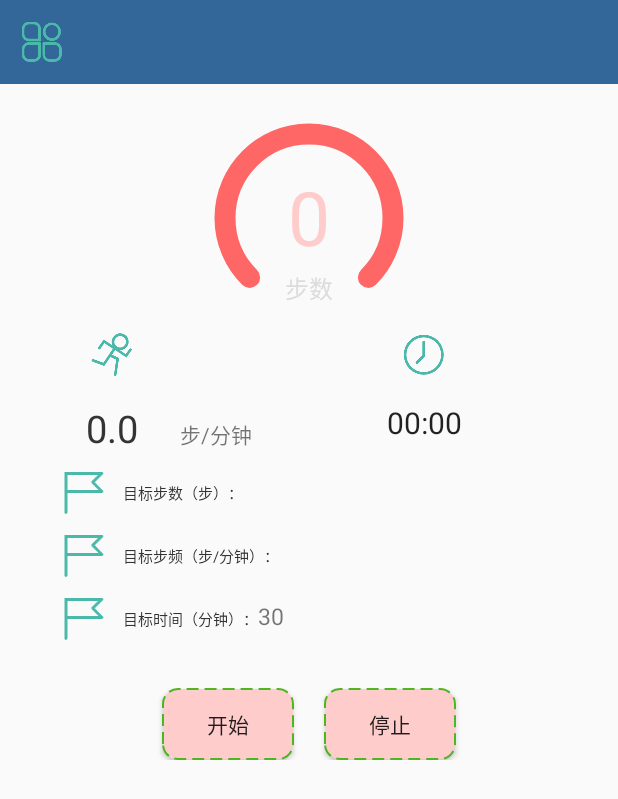
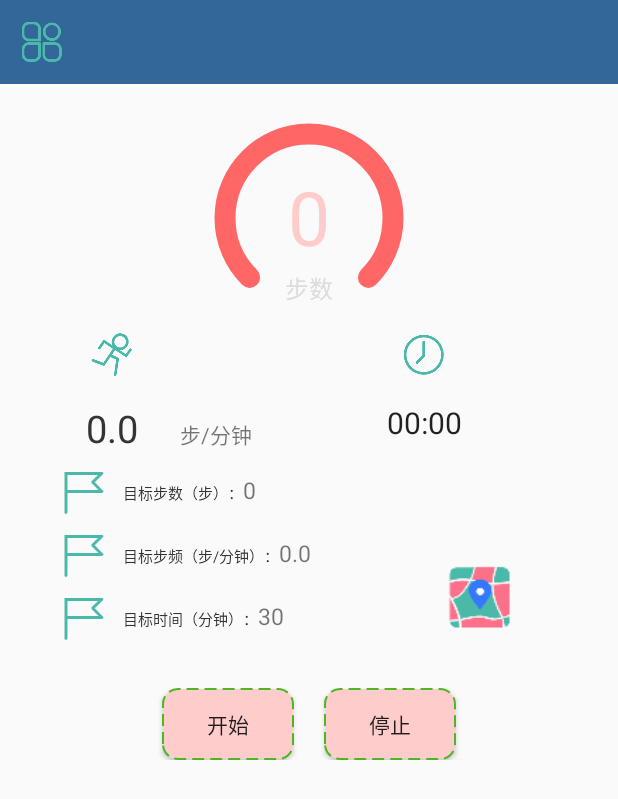
Before and after one commit to Gregorio-niconico/bs, an Android app: the MainActivity screen opened directly, with no data from a screen before it, on a phone screen of 412 x 824 dp. Shown: the top 799 px of the screen. Run offline under Robolectric (Android 15) with nearby library versions, the phone set to English and light mode, and no system bars; Roboto replaces fonts that are not available here; 6 statements that could not run were skipped.

Commit message:
显示用户目标

```diff
--- a/app/src/main/java/com/example/walkwalk/MainActivity.java
+++ b/app/src/main/java/com/example/walkwalk/MainActivity.java
@@ -6,16 +6,12 @@ import androidx.appcompat.app.AppCompatActivity;
 import androidx.appcompat.widget.Toolbar;
 import androidx.core.view.GravityCompat;
 import androidx.drawerlayout.widget.DrawerLayout;
-import androidx.viewpager.widget.ViewPager;
-
 import android.content.ComponentName;
 import android.content.Context;
 import android.content.Intent;
 import android.content.ServiceConnection;
 import android.os.Bundle;
-import android.os.Handler;
 import android.os.IBinder;
-import android.os.Message;
 import android.os.SystemClock;
 import android.util.Log;
 import android.view.MenuItem;
@@ -25,21 +21,23 @@ import android.widget.Chronometer;
 import android.widget.ImageView;
 import android.widget.TextView;
 
+import com.example.walkwalk.mysqlDB.UserDB;
+import com.example.walkwalk.mysqlDB.target;
 import com.example.walkwalk.step.UpdateUiCallBack;
 import com.example.walkwalk.step.service.StepService;
 import com.example.walkwalk.view.StepArcView;
-import com.google.android.material.bottomnavigation.BottomNavigationView;
 import com.google.android.material.navigation.NavigationView;
 
 public class MainActivity extends AppCompatActivity implements View.OnClickListener {
     private DrawerLayout mDrawerLayout;
     private static String TAG="主页面";
-    private static final int UPDATE_TEXT = 1;
+
     private String user_name,user_pwd,user_sex,user_age;
     private int user_id,target_count=3000,target_v,speed,step_count=0;
     private StepArcView cc;
     private Button btn_start,btn_stop;
-    private TextView tv_v,tv_time,tv_target_count,tv_target_v;
+    private TextView tv_v,tv_target_count,tv_target_v;
+    private ImageView mapImg;
     private boolean isBind = false;
     private Chronometer chronometer;
     /**
@@ -50,6 +48,7 @@ public class MainActivity extends AppCompatActivity implements View.OnClickListe
         btn_start = (Button)findViewById(R.id.bt_start_sport);
         btn_stop = (Button)findViewById(R.id.bt_stop_sport);
         tv_v = (TextView)findViewById(R.id.tv_data);
+        mapImg = (ImageView)findViewById(R.id.img_map);
         chronometer = (Chronometer) findViewById(R.id.chronometer);
         chronometer.setBase(SystemClock.elapsedRealtime());
         //计时器的回调监听函数，实时更新步频
@@ -67,8 +66,10 @@ public class MainActivity extends AppCompatActivity implements View.OnClickListe
             }
         });
         tv_target_count = (TextView)findViewById(R.id.tv_target_step);
+        tv_target_v = (TextView)findViewById(R.id.tv_target_v);
         btn_start.setOnClickListener(this);
         btn_stop.setOnClickListener(this);
+        mapImg.setOnClickListener(this);
     }
     /**
      * 获取用户数据
@@ -125,7 +126,24 @@ public class MainActivity extends AppCompatActivity implements View.OnClickListe
             }
         });
     }
-
+    /**
+     * 初始化用户目标，显示
+     */
+    private void initTarget(){
+        GetTarget getTarget = new GetTarget(user_age,user_sex);
+        getTarget.start();
+        try{
+            getTarget.join();
+        }catch(InterruptedException e){
+            e.printStackTrace();
+        }
+        target.Target ct = getTarget.target();
+        Log.d(TAG, "initTarget: "+ct.getT_walkV_min()+" "+ct.getT_stepCount_min());
+        String t_count = ""+ct.getT_stepCount_min();
+        String t_speed = ""+ct.getT_walkV_min();
+        tv_target_count.setText(t_count);
+        tv_target_v.setText(t_speed);
+    }
     @Override
     protected void onCreate(Bundle savedInstanceState) {
         super.onCreate(savedInstanceState);
@@ -135,6 +153,7 @@ public class MainActivity extends AppCompatActivity implements View.OnClickListe
         loadToolbar();
         initNavigation();
         initData();
+        initTarget();
     }
 
     private void initData(){
@@ -250,6 +269,9 @@ public class MainActivity extends AppCompatActivity implements View.OnClickListe
                 chronometer.stop();
                 Log.d(TAG, "onClick: 停止计步");
                 break;
+            case R.id.img_map:
+                startActivity(new Intent(MainActivity.this,MapTrackActivity.class));
+                break;
             default:
         }
     }
@@ -278,4 +300,31 @@ public class MainActivity extends AppCompatActivity implements View.OnClickListe
         Log.d(TAG, "getSpeed: speed"+speed);
         return speed;
     }
+
+
+
+    /**
+     * 获取用户目标子线程
+     */
+    class GetTarget extends Thread{
+
+        private String age,sex;
+        public GetTarget()
+        {
+            age = sex = "";
+        }
+        public GetTarget(String age, String sex) {
+            this.age = age;
+            this.sex = sex;
+        }
+        @Override
+        public void run() {
+            target.myTarget= UserDB.GetTarget(age,sex);
+                Log.d(TAG, "当前=用户信息："+target.myTarget.getTargetID()+" "+target.myTarget.getAgeID()+
+                        " "+target.myTarget.getSex()+" "+target.myTarget.getT_stepCount_min()+" "+target.myTarget.getT_walkV_min());
+        }
+        public target.Target target(){
+            return target.myTarget;
+        }
+    }
 }
--- a/app/src/main/java/com/example/walkwalk/mysqlDB/UserDB.java
+++ b/app/src/main/java/com/example/walkwalk/mysqlDB/UserDB.java
@@ -22,7 +22,6 @@ import static android.content.ContentValues.TAG;
  */
 public class UserDB {
     private static String TAG="UserDB";
-
     //用户登录
     public static int userSignIn(String name,String pwd){
         mysqlDB.con=mysqlDB.getConnection();
@@ -54,6 +53,7 @@ public class UserDB {
         }
         return 1;
     }
+
     //用户注册
     public static int userSignUp(User user){
         mysqlDB.con=mysqlDB.getConnection();
@@ -94,6 +94,41 @@ public class UserDB {
             return true;
         else
             return false;
+    }
+    //查询目标
+    public static target.Target GetTarget(String userAge ,String userSex){
+        mysqlDB.con = mysqlDB.getConnection();
+        String sql = "select * from target_info where ageID=? and sex=?";
+        try{
+            int age = Integer.parseInt(userAge);
+            mysqlDB.stmt = mysqlDB.con.prepareStatement(sql);
+            mysqlDB.stmt.setInt(1,age/10);
+            mysqlDB.stmt.setString(2,userSex);
+            mysqlDB.rs = mysqlDB.stmt.executeQuery();
+        }catch (SQLException e) {
+            // TODO Auto-generated catch block
+            e.printStackTrace();
+        }
+        target.Target myTarget = new target.Target();
+        try{
+            if(mysqlDB.rs.next()){
+                myTarget.setTargetID(mysqlDB.rs.getInt(1));
+                myTarget.setAgeID(mysqlDB.rs.getString(2));
+                myTarget.setSex(mysqlDB.rs.getString(3));
+                myTarget.setT_stepCount_min(mysqlDB.rs.getInt(4));
+                myTarget.setT_stepCount_max(mysqlDB.rs.getInt(5));
+                myTarget.setT_walkV_min(mysqlDB.rs.getFloat(6));
+                myTarget.setT_walkV_max(mysqlDB.rs.getFloat(7));
+
+                return myTarget;
+            }else{
+                return myTarget;
+            }
+        }catch (SQLException e)
+        {
+            return myTarget;
+        }
+
     }
     //获取当前用户
     public static User Getuser(String userName) {
--- /dev/null
+++ b/app/src/main/java/com/example/walkwalk/mysqlDB/target.java
@@ -0,0 +1,72 @@
+package com.example.walkwalk.mysqlDB;
+
+public class target {
+    public static Target myTarget;
+    public static class Target{
+        public Target(){
+        }
+        int targetID;
+        String ageID;
+        String sex;
+        int t_stepCount_min;
+        int t_stepCount_max;
+        float t_walkV_min;
+        float t_walkV_max;
+
+        public int getTargetID() {
+            return targetID;
+        }
+
+        public void setTargetID(int targetID) {
+            this.targetID = targetID;
+        }
+
+        public String getAgeID() {
+            return ageID;
+        }
+
+        public void setAgeID(String ageID) {
+            this.ageID = ageID;
+        }
+
+        public String getSex() {
+            return sex;
+        }
+
+        public void setSex(String sex) {
+            this.sex = sex;
+        }
+
+        public int getT_stepCount_min() {
+            return t_stepCount_min;
+        }
+
+        public void setT_stepCount_min(int t_stepCount_min) {
+            this.t_stepCount_min = t_stepCount_min;
+        }
+
+        public int getT_stepCount_max() {
+            return t_stepCount_max;
+        }
+
+        public void setT_stepCount_max(int t_stepCount_max) {
+            this.t_stepCount_max = t_stepCount_max;
+        }
+
+        public float getT_walkV_min() {
+            return t_walkV_min;
+        }
+
+        public void setT_walkV_min(float t_walkV_min) {
+            this.t_walkV_min = t_walkV_min;
+        }
+
+        public float getT_walkV_max() {
+            return t_walkV_max;
+        }
+
+        public void setT_walkV_max(float t_walkV_max) {
+            this.t_walkV_max = t_walkV_max;
+        }
+    }
+}
--- a/app/src/main/res/layout/activity_main.xml
+++ b/app/src/main/res/layout/activity_main.xml
@@ -60,7 +60,6 @@
                     android:text="@string/text_v"
                     />
             </LinearLayout>
-
             <Chronometer
                 android:id="@+id/chronometer"
                 android:layout_width="90dp"
@@ -74,10 +73,18 @@
         <LinearLayout
             android:layout_width="match_parent"
             android:layout_height="wrap_content"
+            android:orientation="horizontal">
+            <LinearLayout
+                android:layout_width="wrap_content"
+                android:layout_height="wrap_content"
+                android:orientation="vertical">
+                <LinearLayout
+                    android:layout_width="@dimen/text_target_width"
+                    android:layout_height="wrap_content"
                     android:layout_marginTop="10dp"
                     android:orientation="vertical">
                     <LinearLayout
-                android:layout_width="wrap_content"
+                        android:layout_width="match_parent"
                         android:layout_height="wrap_content">
                         <TextView
                             android:layout_width="wrap_content"
@@ -99,12 +106,12 @@
                     </LinearLayout>
                 </LinearLayout>
                 <LinearLayout
-            android:layout_width="match_parent"
+                    android:layout_width="@dimen/text_target_width"
                     android:layout_height="wrap_content"
                     android:layout_marginTop="10dp"
                     android:orientation="vertical">
                     <LinearLayout
-                android:layout_width="wrap_content"
+                        android:layout_width="match_parent"
                         android:layout_height="wrap_content">
                         <TextView
                             android:layout_width="wrap_content"
@@ -126,12 +133,12 @@
                     </LinearLayout>
                 </LinearLayout>
                 <LinearLayout
-            android:layout_width="match_parent"
+                    android:layout_width="@dimen/text_target_width"
                     android:layout_height="wrap_content"
                     android:layout_marginTop="10dp"
                     android:orientation="vertical">
                     <LinearLayout
-                android:layout_width="wrap_content"
+                        android:layout_width="match_parent"
                         android:layout_height="wrap_content">
                         <TextView
                             android:layout_width="wrap_content"
@@ -151,6 +158,15 @@
                             android:textSize="@dimen/text_target"
                             />
                     </LinearLayout>
+                </LinearLayout>
+            </LinearLayout>
+            <ImageView
+                android:id="@+id/img_map"
+                android:layout_width="60dp"
+                android:layout_height="60dp"
+                android:layout_gravity="bottom"
+                android:layout_marginLeft="40dp"
+                android:background="@mipmap/map1"/>
         </LinearLayout>
         <LinearLayout
             android:layout_width="match_parent"
--- a/app/src/main/res/values/dimens.xml
+++ b/app/src/main/res/values/dimens.xml
@@ -4,4 +4,5 @@
     <dimen name="activity_vertical_margin">16dp</dimen>
     <dimen name="text_target_hint">10dp</dimen>
     <dimen name="text_target">15dp</dimen>
+    <dimen name="text_target_width">250dp</dimen>
 </resources>
```
Also changed, not shown: app/src/main/AndroidManifest.xml (+8 -8 lines), app/src/main/java/com/example/walkwalk/MapTrackActivity.java (added, +206 -0 lines), app/src/main/res/layout/activity_map_track.xml (added, +13 -0 lines), app/src/main/res/mipmap-xxhdpi/map.png (added), app/src/main/res/mipmap-xxhdpi/map1.png (added). Lines whose indentation alone changed are shown as unchanged.
